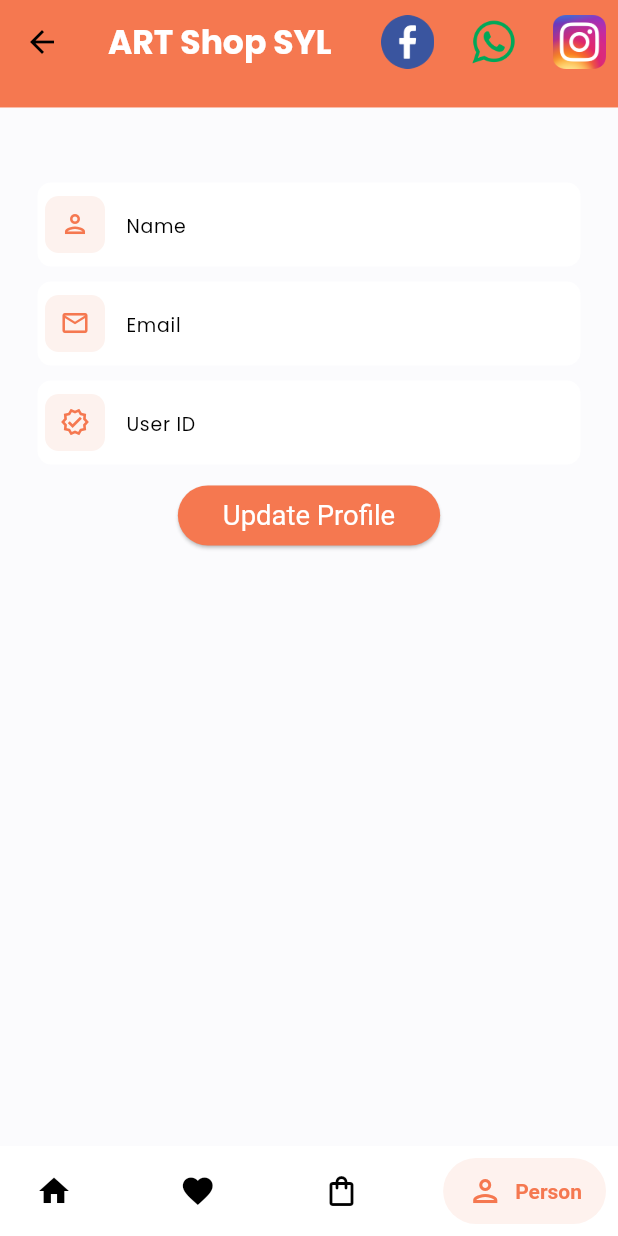
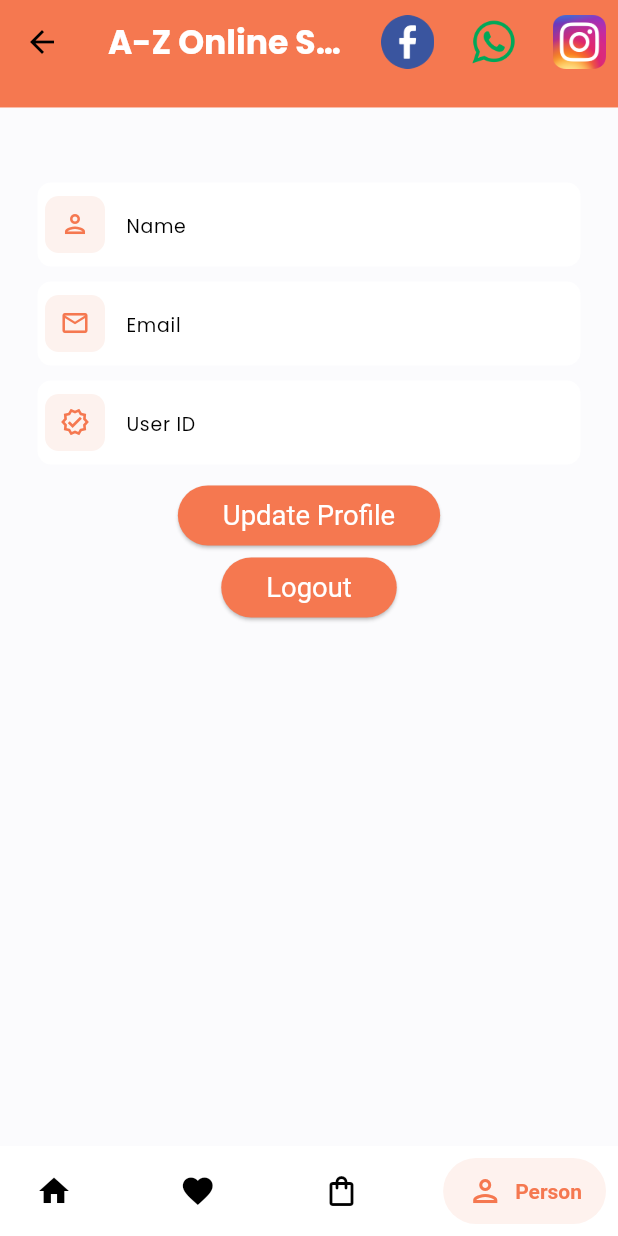
Before and after one commit to Nayem-Ali/A-Z-Online-Store, a Flutter app: the BottomNavController screen opened by its route, item 4 of the bottom bar chosen, on a phone screen of 412 x 824 dp. Run offline on Flutter 3.47's test engine with Material 3 defaults, Android fonts, the phone set to English and light mode, and no system bars; drawn by our look-alikes of salomon_bottom_bar; our stand-ins replace cached_network_image, cloud_firestore, firebase_auth, firebase_core, flutter_screenutil, get and 2 more; missing offline and left inert: flutter_sslcommerz, intro_screen_onboarding_flutter; accounts and stored records are empty.

Commit message:
Second Commit

```diff
--- a/lib/model/user_profile.dart
+++ b/lib/model/user_profile.dart
@@ -13,6 +13,7 @@ class UserProfile {
 
   factory UserProfile.fromSnapshot(DocumentSnapshot<Map<String, dynamic>> snapshot){
     final data = snapshot.data()!;
+    print(data);
     return UserProfile(name: data['name'], email: data['email'], uid: data['uid']);
   }
 
--- a/lib/services/firestore_db.dart
+++ b/lib/services/firestore_db.dart
@@ -13,12 +13,15 @@ class FirestoreDB {
   final FirebaseFirestore _firebaseFirestore = FirebaseFirestore.instance;
 
   Future<UserProfile> getUserProfile() async {
+    print("called");
     final auth = FirebaseAuth.instance;
     final snapshot = await _firebaseFirestore
         .collection('user')
         .where('email', isEqualTo: auth.currentUser!.email)
         .get();
+    print("email ${snapshot.docs.first.data()}");
     final userData = snapshot.docs.map((data) => UserProfile.fromSnapshot(data)).single;
+    print(userData);
     return userData;
   }
 
--- a/lib/ui/views/bottom_nav_controll.dart
+++ b/lib/ui/views/bottom_nav_controll.dart
@@ -22,7 +22,7 @@ class BottomNavController extends StatelessWidget {
           preferredSize: Size(double.infinity, 60.h),
           child: AppBar(
             title: const Text(
-              "ART Shop SYL",
+              "A-Z Online Store",
               style: TextStyle(
                 color: AppColors.whiteColor,
                 fontWeight: FontWeight.bold,
--- a/lib/ui/views/nav_pages/profile.dart
+++ b/lib/ui/views/nav_pages/profile.dart
@@ -1,8 +1,11 @@
 import 'package:ecommerce/model/user_profile.dart';
 import 'package:ecommerce/services/firestore_db.dart';
+import 'package:ecommerce/ui/route/route.dart';
 import 'package:ecommerce/ui/widgets/custom_button.dart';
 import 'package:ecommerce/ui/widgets/custom_text_field.dart';
+import 'package:firebase_auth/firebase_auth.dart';
 import 'package:flutter/material.dart';
+import 'package:get/get.dart';
 
 class Profile extends StatelessWidget {
   Profile({Key? key}) : super(key: key);
@@ -17,6 +20,7 @@ class Profile extends StatelessWidget {
       future: FirestoreDB().getUserProfile(),
       builder: (_, snapshot) {
         if (snapshot.connectionState == ConnectionState.done) {
+          debugPrint("${snapshot.data}");
           if (snapshot.hasData) {
             UserProfile userProfile = snapshot.data as UserProfile;
             _nameController.text = userProfile.name;
@@ -54,6 +58,11 @@ class Profile extends StatelessWidget {
                         uid: _uidController.text.trim(),
                       );
                       await FirestoreDB().updateUserProfile(updatedData);
+                    }),
+                    customButton("Logout", (){
+                      final auth = FirebaseAuth.instance;
+                      auth.signOut();
+                      Get.offAllNamed(login);
                     })
                   ],
                 ),
```
Also changed, not shown: lib/ui/views/nav_pages/home.dart (+9 -3 lines), lib/ui/views/splash.dart (+4 -5 lines).
